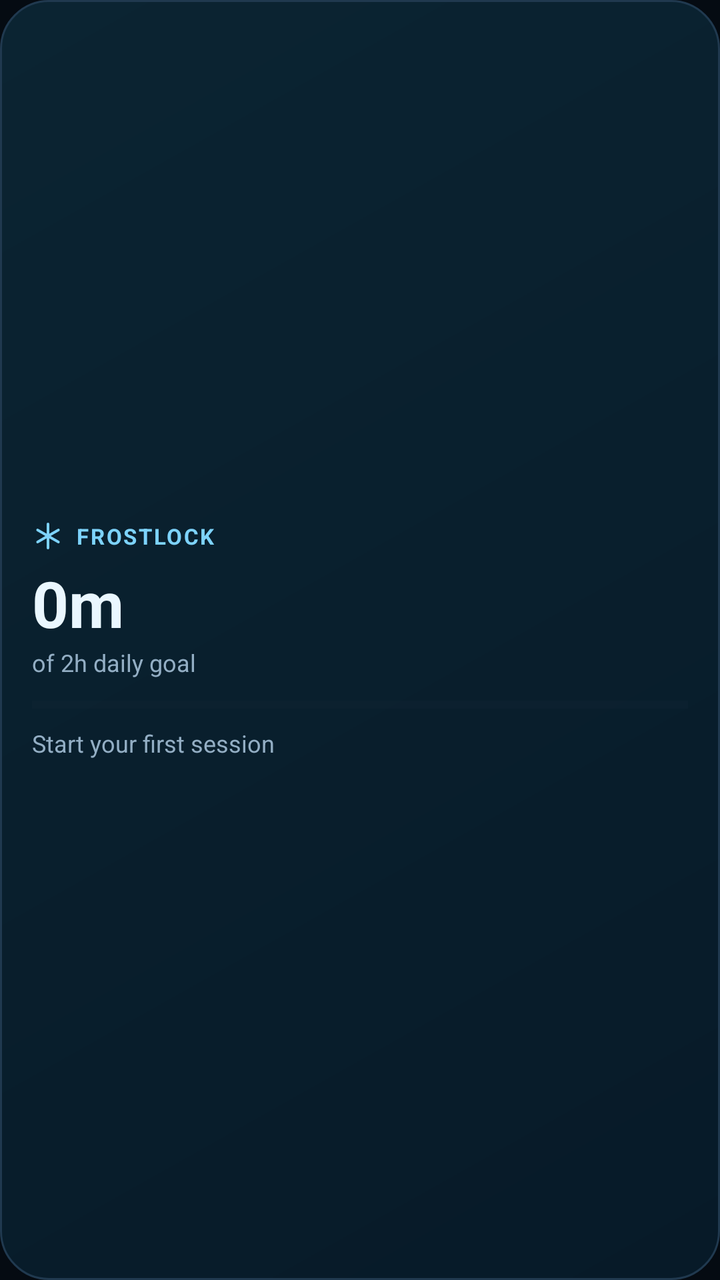
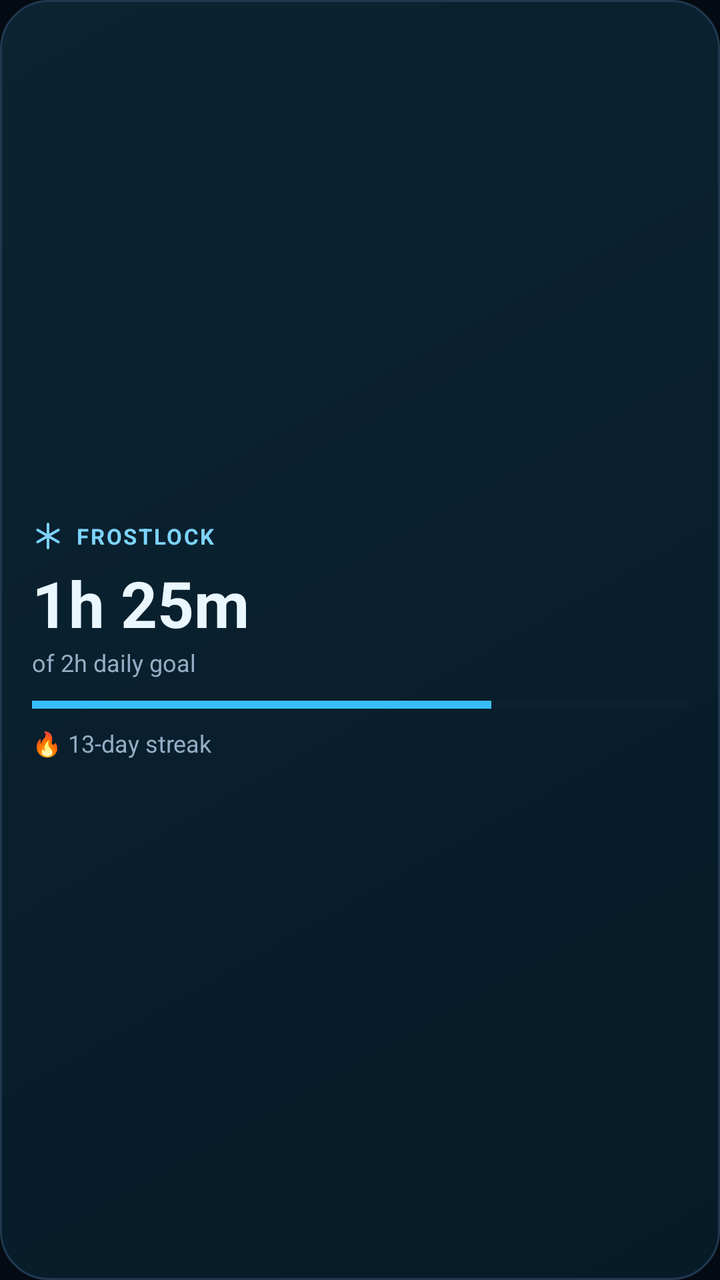

Two renders of the same Android screen: before a commit and after it. Below are the layout's source before the change and the commit's diff.
<!-- AndroidManifest.xml: application theme Theme.FrostLock -->
<!-- res/layout/widget_focus.xml -->
<?xml version="1.0" encoding="utf-8"?>
<LinearLayout xmlns:android="http://schemas.android.com/apk/res/android"
    android:id="@+id/widget_root"
    android:layout_width="match_parent"
    android:layout_height="match_parent"
    android:background="@drawable/widget_background"
    android:gravity="center_vertical"
    android:orientation="vertical"
    android:padding="16dp">

    <TextView
        android:layout_width="wrap_content"
        android:layout_height="wrap_content"
        android:drawableStart="@drawable/ic_frost_snowflake"
        android:drawablePadding="6dp"
        android:gravity="center_vertical"
        android:letterSpacing="0.08"
        android:text="@string/widget_title"
        android:textColor="@color/widget_accent"
        android:textSize="11sp"
        android:textStyle="bold" />

    <TextView
        android:id="@+id/widget_time"
        android:layout_width="wrap_content"
        android:layout_height="wrap_content"
        android:layout_marginTop="4dp"
        android:text="0m"
        android:textColor="@color/widget_text_primary"
        android:textSize="32sp"
        android:textStyle="bold" />

    <TextView
        android:id="@+id/widget_goal"
        android:layout_width="wrap_content"
        android:layout_height="wrap_content"
        android:text="@string/widget_goal_placeholder"
        android:textColor="@color/widget_text_secondary"
        android:textSize="12sp" />

    <ProgressBar
        android:id="@+id/widget_progress"
        style="?android:attr/progressBarStyleHorizontal"
        android:layout_width="match_parent"
        android:layout_height="6dp"
        android:layout_marginTop="10dp"
        android:max="100"
        android:progress="0"
        android:progressBackgroundTint="@color/widget_progress_track"
        android:progressTint="@color/widget_progress" />

    <TextView
        android:id="@+id/widget_streak"
        android:layout_width="wrap_content"
        android:layout_height="wrap_content"
        android:layout_marginTop="8dp"
        android:text="@string/widget_no_sessions"
        android:textColor="@color/widget_text_secondary"
        android:textSize="12sp" />

</LinearLayout>
<!-- resources referenced by this layout -->
<resources>
  <color name="widget_accent">#FF7DD3FC</color>
  <color name="widget_progress">#FF38BDF8</color>
  <color name="widget_progress_track">#FF152838</color>
  <color name="widget_text_primary">#FFEAF7FF</color>
  <color name="widget_text_secondary">#FF93AEC4</color>
  <!-- drawable ic_frost_snowflake (drawable) -->
  <?xml version="1.0" encoding="utf-8"?>
  <vector xmlns:android="http://schemas.android.com/apk/res/android"
      android:width="16dp"
      android:height="16dp"
      android:viewportWidth="24"
      android:viewportHeight="24">
      <path
          android:pathData="M12,3 L12,21"
          android:strokeColor="#FF7DD3FC"
          android:strokeLineCap="round"
          android:strokeWidth="2" />
      <path
          android:pathData="M4.2,7.5 L19.8,16.5"
          android:strokeColor="#FF7DD3FC"
          android:strokeLineCap="round"
          android:strokeWidth="2" />
      <path
          android:pathData="M4.2,16.5 L19.8,7.5"
          android:strokeColor="#FF7DD3FC"
          android:strokeLineCap="round"
          android:strokeWidth="2" />
  </vector>
  <!-- drawable widget_background (drawable) -->
  <?xml version="1.0" encoding="utf-8"?>
  <shape xmlns:android="http://schemas.android.com/apk/res/android"
      android:shape="rectangle">
      <gradient
          android:angle="315"
          android:endColor="@color/widget_bg_end"
          android:startColor="@color/widget_bg_start" />
      <corners android:radius="24dp" />
      <stroke
          android:width="1dp"
          android:color="@color/widget_stroke" />
  </shape>
  <string name="widget_goal_placeholder">of 2h daily goal</string>
  <string name="widget_no_sessions">Start your first session</string>
  <string name="widget_title">FROSTLOCK</string>
  <style name="Theme.FrostLock" parent="android:Theme.Material.Light.NoActionBar">
          <item name="android:windowBackground">@color/background_dark</item>
          <item name="android:statusBarColor">@android:color/transparent</item>
          <item name="android:navigationBarColor">@android:color/transparent</item>
      </style>
  <color name="widget_bg_end">#FF071A28</color>
  <color name="widget_bg_start">#FF0B2432</color>
  <color name="widget_stroke">#FF20394F</color>
  <color name="background_dark">#FF050B12</color>
</resources>

<!-- the commit's change to res/layout/widget_focus.xml (unified diff, before → after) -->
@@ -25,7 +25,7 @@
         android:layout_width="wrap_content"
         android:layout_height="wrap_content"
         android:layout_marginTop="4dp"
-        android:text="0m"
+        android:text="1h 25m"
         android:textColor="@color/widget_text_primary"
         android:textSize="32sp"
         android:textStyle="bold" />
@@ -45,7 +45,7 @@
         android:layout_height="6dp"
         android:layout_marginTop="10dp"
         android:max="100"
-        android:progress="0"
+        android:progress="70"
         android:progressBackgroundTint="@color/widget_progress_track"
         android:progressTint="@color/widget_progress" />
 
@@ -54,7 +54,7 @@
         android:layout_width="wrap_content"
         android:layout_height="wrap_content"
         android:layout_marginTop="8dp"
-        android:text="@string/widget_no_sessions"
+        android:text="@string/widget_streak_placeholder"
         android:textColor="@color/widget_text_secondary"
         android:textSize="12sp" />
 
<!-- resource entries referenced after the edit -->
@@ -42,7 +42,7 @@
           android:color="@color/widget_stroke" />
   </shape>
   <string name="widget_goal_placeholder">of 2h daily goal</string>
-  <string name="widget_no_sessions">Start your first session</string>
+  <string name="widget_streak_placeholder">\uD83D\uDD25 13-day streak</string>
   <string name="widget_title">FROSTLOCK</string>
   <style name="Theme.FrostLock" parent="android:Theme.Material.Light.NoActionBar">
           <item name="android:windowBackground">@color/background_dark</item>
